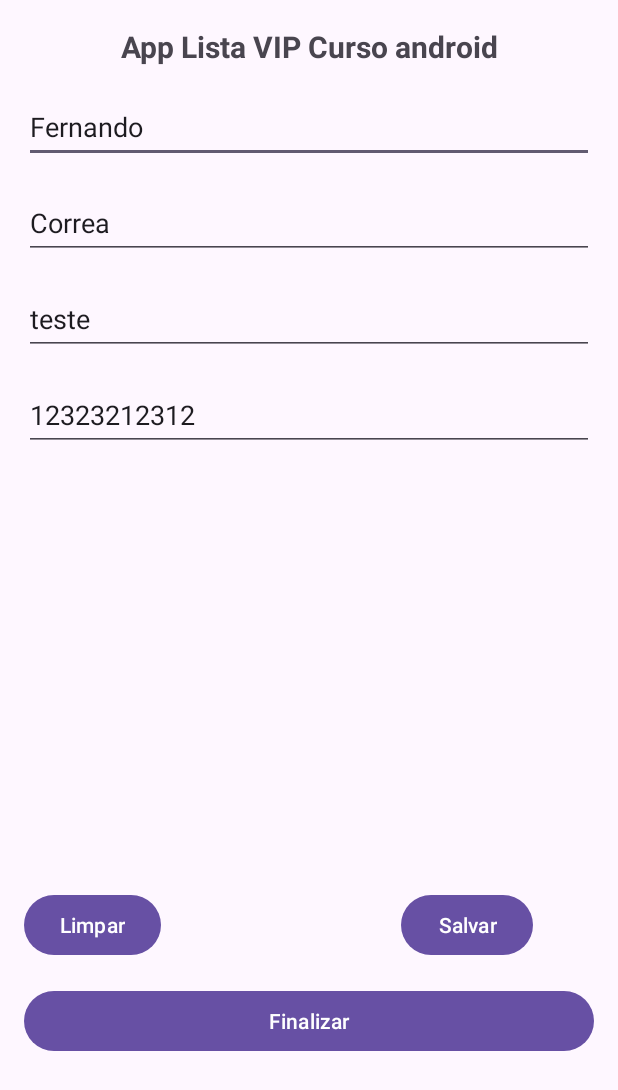
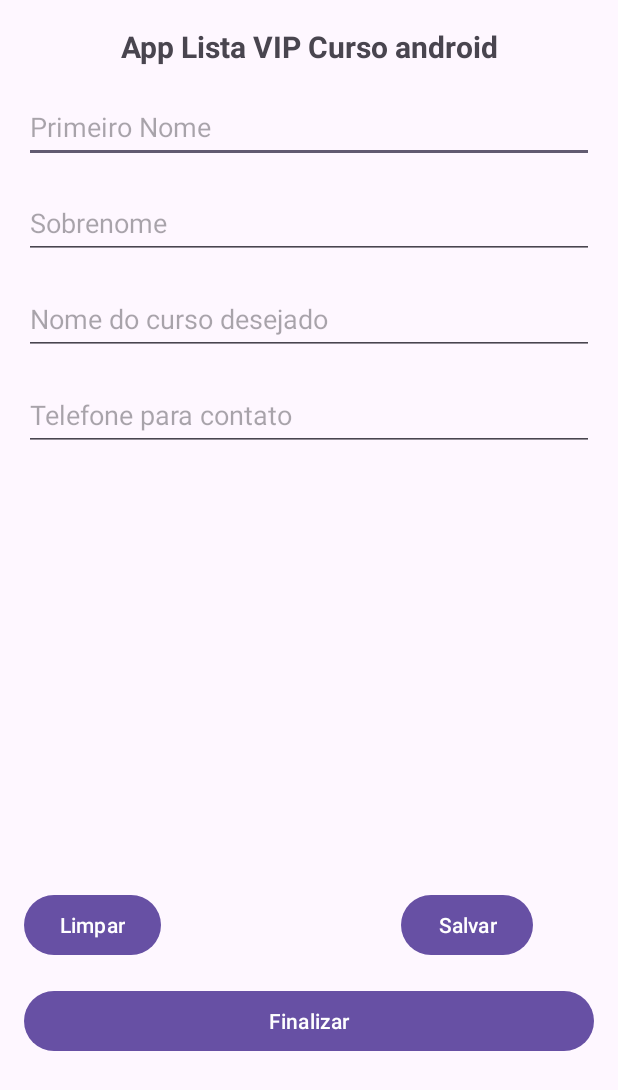
Before and after one commit to FernandoBordinCorrea/AppListaCurso, an Android app: the screen it shows after launch (MainActivity), on a phone screen of 412 x 824 dp. Shown: the top 1090 px of the screen. Run offline under Robolectric (Android 15) with nearby library versions, the phone set to English and light mode, and no system bars.

Commit message:
teste do SharedPreferences

```diff
--- a/app/src/main/java/devandroid/fernando/applistacurso/view/MainActivity.java
+++ b/app/src/main/java/devandroid/fernando/applistacurso/view/MainActivity.java
@@ -43,11 +43,10 @@ public class MainActivity extends AppCompatActivity {
         controller = new PessoaController();
 
         pessoa = new Pessoa();
-        pessoa.setPrimeiroNome("Fernando");
-        pessoa.setSobrenome("Correa");
-        pessoa.setCursoDesejado("teste");
-        pessoa.setTelefoneContato("12323212312");
-
+        pessoa.setPrimeiroNome(preferences.getString("PrimeiroNome",""));
+        pessoa.setSobrenome(preferences.getString("Sobrenome",""));
+        pessoa.setCursoDesejado(preferences.getString("Curso",""));
+        pessoa.setTelefoneContato(preferences.getString("Telefone",""));
 
         editPrimeiroNome = findViewById(R.id.editPrimeiroNome);
         editSobrenome = findViewById(R.id.editSobrenome);
```
